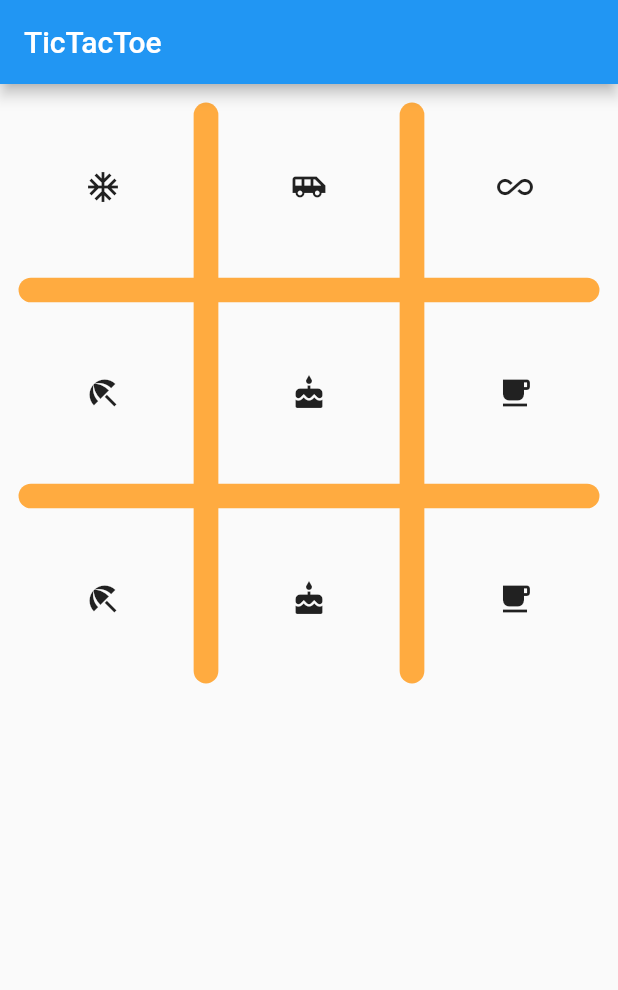
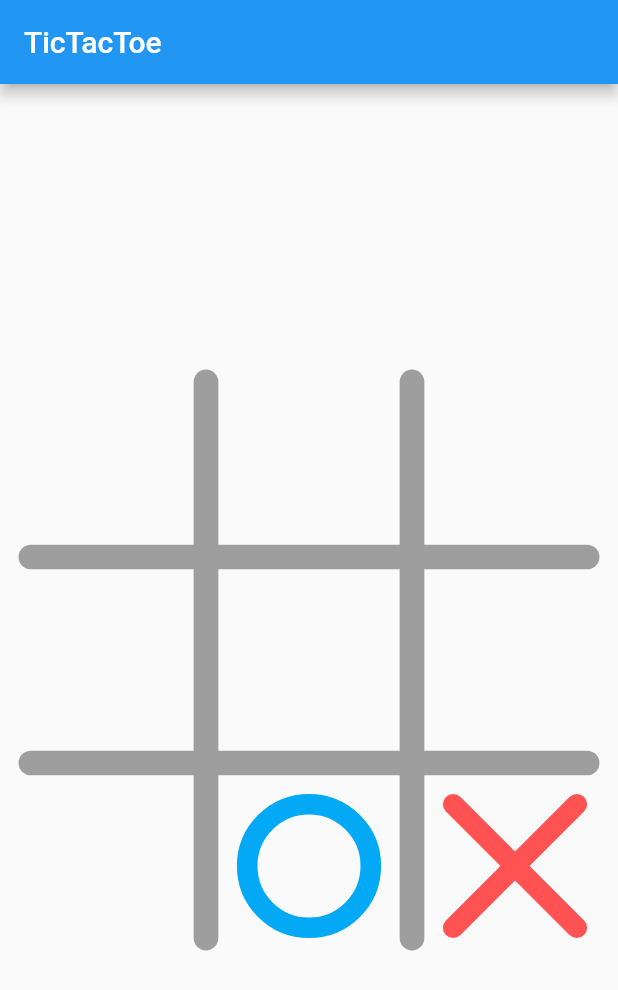
Before and after one commit to xattacker/tic_tac_toe_flutter, a Flutter app: the screen it shows after launch, on a phone screen of 412 x 824 dp. Shown: the top 990 px of the screen. Run offline on Flutter 3.47's test engine with Material 2 defaults, Android fonts, the phone set to English and light mode, and no system bars.

Commit message:
add ChessPainter

```diff
--- a/lib/BoardPainter.dart
+++ b/lib/BoardPainter.dart
@@ -7,7 +7,7 @@ class BoardPainter extends CustomPainter
   void paint(Canvas canvas, Size size)
   {
         Paint paint = new Paint();
-        paint.color = Colors.orangeAccent;
+        paint.color = Colors.grey;
         paint.strokeCap = StrokeCap.round;
         paint.style = PaintingStyle.fill;
         paint.strokeWidth = size.width/25;
@@ -19,8 +19,6 @@ class BoardPainter extends CustomPainter
            canvas.drawLine(Offset(width* i, padding), Offset(width* i, size.width - padding), paint);
            canvas.drawLine(Offset(padding, width * i), Offset(size.width - padding, width * i), paint);
         }
-
-       //canvas.drawRect(Rect.fromLTWH(0, 0, size.width, size.height), paint);
   }
 
   @override
--- /dev/null
+++ b/lib/ChessPainter.dart
@@ -0,0 +1,58 @@
+import 'package:flutter/cupertino.dart';
+import 'package:flutter/material.dart';
+
+
+enum ChessType
+{
+  none,
+
+  circle,
+  fork
+}
+
+class ChessPainter extends CustomPainter
+{
+  ChessType type;
+
+  ChessPainter(this.type);
+
+  @override
+  void paint(Canvas canvas, Size size)
+  {
+        Paint paint = new Paint();
+        paint.strokeCap = StrokeCap.round;
+        paint.style = PaintingStyle.stroke;
+        paint.strokeWidth = size.width / 10;
+
+        switch (this.type)
+        {
+            case ChessType.circle:
+              {
+                  paint.color = Colors.lightBlue;
+
+                  var padding = size.width/10;
+                  canvas.drawCircle(Offset(size.width/2, size.height/2), (size.width/2) - (padding*2), paint);
+              }
+              break;
+
+            case ChessType.fork:
+              {
+                  paint.color = Colors.redAccent;
+
+                  var padding = size.width/5;
+                  canvas.drawLine(Offset(padding, padding), Offset(size.width - padding, size.height - padding), paint);
+                  canvas.drawLine(Offset(size.width - padding, padding), Offset(padding, size.height - padding), paint);
+              }
+              break;
+
+            default:
+              break;
+        }
+  }
+
+  @override
+  bool shouldRepaint(CustomPainter oldDelegate)
+  {
+    return false;
+  }
+}
--- a/lib/TicTacToeWidget.dart
+++ b/lib/TicTacToeWidget.dart
@@ -1,11 +1,12 @@
 import 'package:flutter/cupertino.dart';
 import 'package:flutter/material.dart';
+import 'package:tic_tac_toe_flutter/ChessPainter.dart';
 
 import 'BoardPainter.dart';
 
 class TicTacToeWidget extends StatelessWidget {
   @override
-  Widget build (BuildContext ctxt) {
+  Widget build (BuildContext context) {
     return new Scaffold(
       appBar: new AppBar(
         title: new Text("TicTacToe"),
@@ -17,7 +18,7 @@ class TicTacToeWidget extends StatelessWidget {
                                alignment: Alignment.center,
                                children:  [
                                              CustomPaint( //<--- 使用绘制组件
-                                               size: const Size(double.infinity, double.infinity),
+                                               size: Size(MediaQuery.of(context).size.width, MediaQuery.of(context).size.width),
                                                painter: BoardPainter()
                                              ),
                                             GridView(
@@ -26,16 +27,44 @@ class TicTacToeWidget extends StatelessWidget {
                                                 childAspectRatio: 1.0 //宽高比为1时，子widget
                                             ),
                                             physics: NeverScrollableScrollPhysics(), // disable scrollable
+                                            shrinkWrap: true,
                                             children:<Widget>[
-                                              Icon(Icons.ac_unit),
-                                              Icon(Icons.airport_shuttle),
-                                              Icon(Icons.all_inclusive),
-                                              Icon(Icons.beach_access),
-                                              Icon(Icons.cake),
-                                              Icon(Icons.free_breakfast),
-                                              Icon(Icons.beach_access),
-                                              Icon(Icons.cake),
-                                              Icon(Icons.free_breakfast)
+                                              CustomPaint(
+                                                  size: Size(MediaQuery.of(context).size.width, MediaQuery.of(context).size.width),
+                                                  painter: ChessPainter(ChessType.none)
+                                              ),
+                                              CustomPaint(
+                                                  size: Size(MediaQuery.of(context).size.width, MediaQuery.of(context).size.width),
+                                                  painter: ChessPainter(ChessType.none)
+                                              ),
+                                              CustomPaint(
+                                                  size: Size(MediaQuery.of(context).size.width, MediaQuery.of(context).size.width),
+                                                  painter: ChessPainter(ChessType.none)
+                                              ),
+                                              CustomPaint(
+                                                  size: Size(MediaQuery.of(context).size.width, MediaQuery.of(context).size.width),
+                                                  painter: ChessPainter(ChessType.none)
+                                              ),
+                                              CustomPaint(
+                                                  size: Size(MediaQuery.of(context).size.width, MediaQuery.of(context).size.width),
+                                                  painter: ChessPainter(ChessType.none)
+                                              ),
+                                              CustomPaint(
+                                                  size: Size(MediaQuery.of(context).size.width, MediaQuery.of(context).size.width),
+                                                  painter: ChessPainter(ChessType.none)
+                                              ),
+                                              CustomPaint(
+                                                  size: Size(MediaQuery.of(context).size.width, MediaQuery.of(context).size.width),
+                                                  painter: ChessPainter(ChessType.none)
+                                              ),
+                                              CustomPaint(
+                                                  size: Size(MediaQuery.of(context).size.width, MediaQuery.of(context).size.width),
+                                                  painter: ChessPainter(ChessType.circle)
+                                              ),
+                                              CustomPaint(
+                                                  size: Size(MediaQuery.of(context).size.width, MediaQuery.of(context).size.width),
+                                                  painter: ChessPainter(ChessType.fork)
+                                              )
                                             ]
                                           )]
                               )
```
